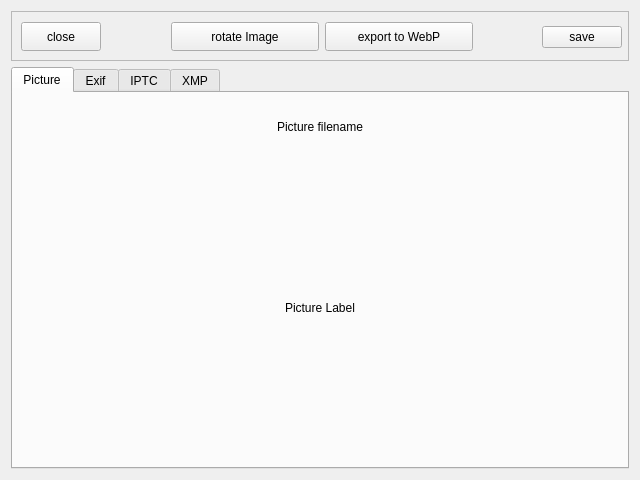
Zheng-Bote/web-gallery_desktop-gallery, file src/picture_widget.ui: the form before one commit.
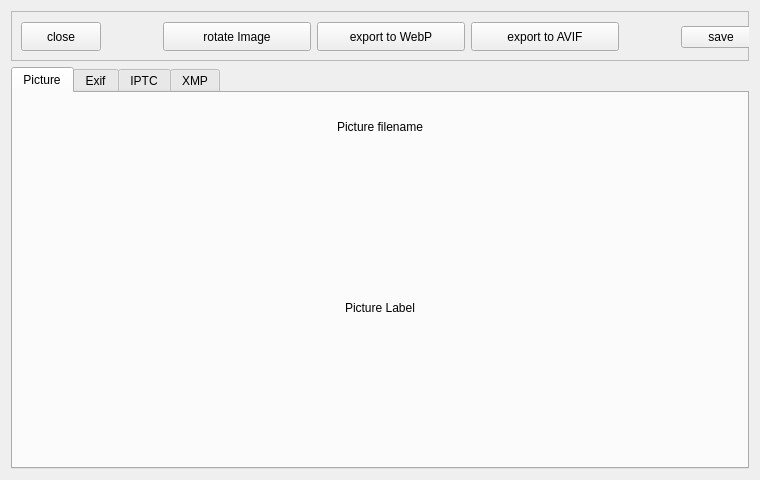
The form after the commit.

What changed in the file:
```diff
--- a/src/picture_widget.ui
+++ b/src/picture_widget.ui
@@ -9,7 +9,7 @@
    <rect>
     <x>0</x>
     <y>0</y>
-    <width>640</width>
+    <width>760</width>
     <height>480</height>
    </rect>
   </property>
@@ -60,7 +60,7 @@
        <rect>
         <x>10</x>
         <y>10</y>
-        <width>601</width>
+        <width>740</width>
         <height>32</height>
        </rect>
       </property>
@@ -135,6 +135,25 @@
          </property>
         </widget>
        </item>
+       <item>
+        <widget class="QPushButton" name="exportSrcToAvif_Btn">
+         <property name="minimumSize">
+          <size>
+           <width>148</width>
+           <height>29</height>
+          </size>
+         </property>
+         <property name="maximumSize">
+          <size>
+           <width>148</width>
+           <height>29</height>
+          </size>
+         </property>
+         <property name="text">
+          <string>export to AVIF</string>
+         </property>
+        </widget>
+       </item>
        <item>
         <spacer name="horizontalSpacer_2">
          <property name="orientation">
```
